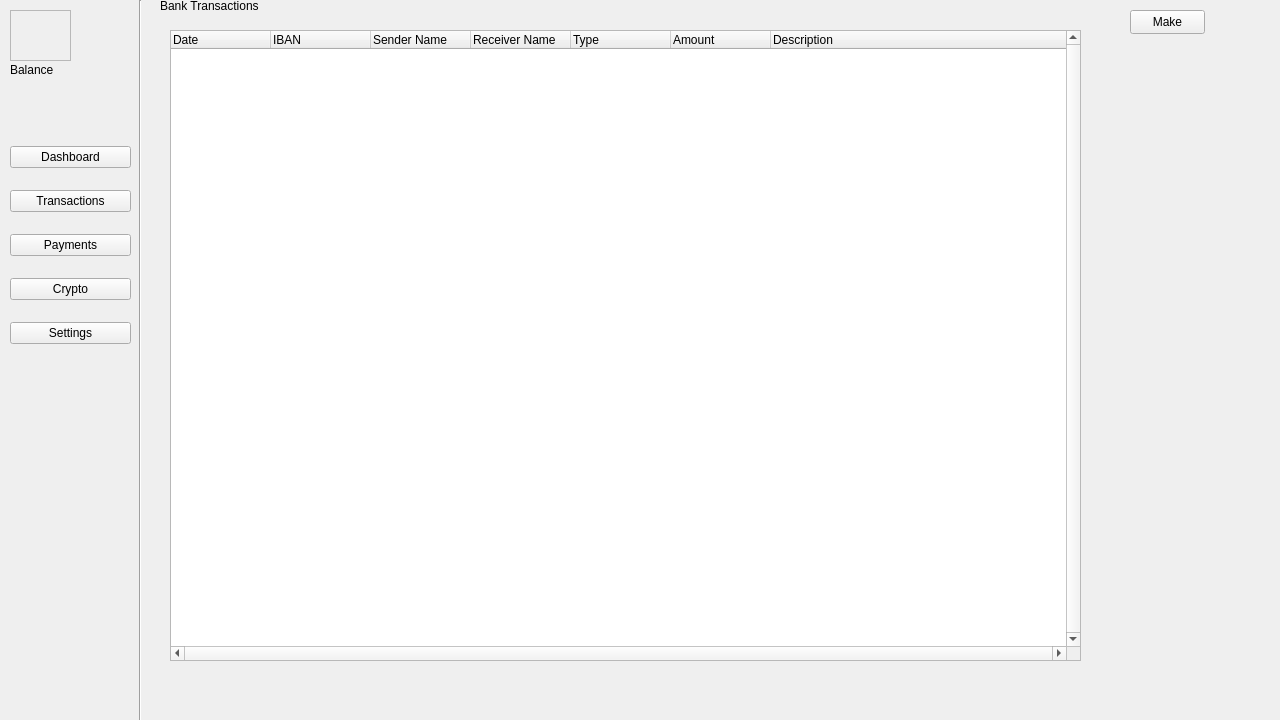
Above: forms/mainwindow.ui from IVAndreev21/YRT before the change. Below: the same form after it.
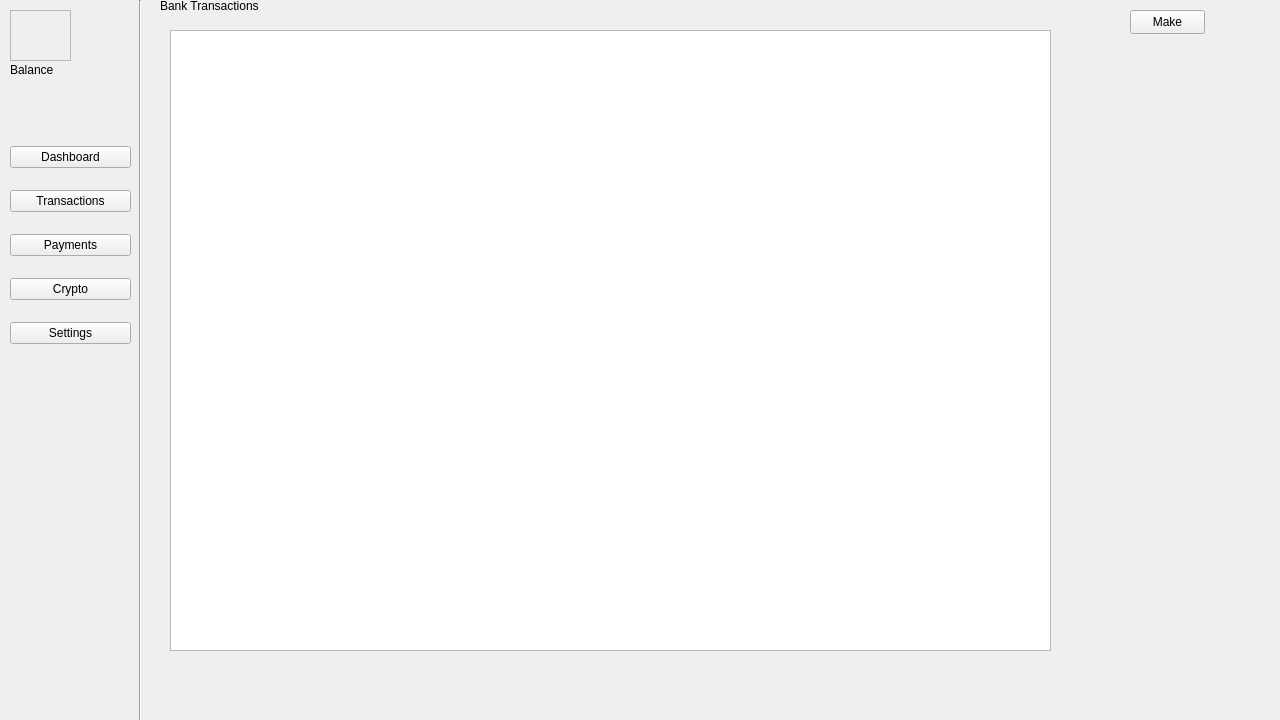
That is the form after the change. The open tabs and pages were chosen to show the change. Icons and pictures are not drawn.

Commit message: Dynamically update dashboard and transactions page

Diff of the .ui file:
```diff
--- a/forms/mainwindow.ui
+++ b/forms/mainwindow.ui
@@ -397,60 +397,6 @@
       <string>Bank Transactions</string>
      </property>
     </widget>
-    <widget class="QTreeWidget" name="Transactions_tr_TW">
-     <property name="geometry">
-      <rect>
-       <x>20</x>
-       <y>40</y>
-       <width>911</width>
-       <height>631</height>
-      </rect>
-     </property>
-     <property name="verticalScrollBarPolicy">
-      <enum>Qt::ScrollBarAlwaysOn</enum>
-     </property>
-     <property name="horizontalScrollBarPolicy">
-      <enum>Qt::ScrollBarAlwaysOn</enum>
-     </property>
-     <property name="sizeAdjustPolicy">
-      <enum>QAbstractScrollArea::AdjustToContents</enum>
-     </property>
-     <column>
-      <property name="text">
-       <string>Date</string>
-      </property>
-     </column>
-     <column>
-      <property name="text">
-       <string>IBAN</string>
-      </property>
-     </column>
-     <column>
-      <property name="text">
-       <string>Sender Name</string>
-      </property>
-     </column>
-     <column>
-      <property name="text">
-       <string>Receiver Name</string>
-      </property>
-     </column>
-     <column>
-      <property name="text">
-       <string>Type</string>
-      </property>
-     </column>
-     <column>
-      <property name="text">
-       <string>Amount</string>
-      </property>
-     </column>
-     <column>
-      <property name="text">
-       <string>Description</string>
-      </property>
-     </column>
-    </widget>
     <widget class="QPushButton" name="make_tr_PB">
      <property name="geometry">
       <rect>
@@ -464,6 +410,16 @@
       <string>Make</string>
      </property>
     </widget>
+    <widget class="QTableView" name="Transactions_tr_TV">
+     <property name="geometry">
+      <rect>
+       <x>20</x>
+       <y>40</y>
+       <width>881</width>
+       <height>621</height>
+      </rect>
+     </property>
+    </widget>
    </widget>
    <widget class="QWidget" name="payments_page">
     <widget class="QPushButton" name="pushButton_3">
```
Left out of the diff: 2 changed lines with no effect on the pictures. The commit also changes 2 other files.
